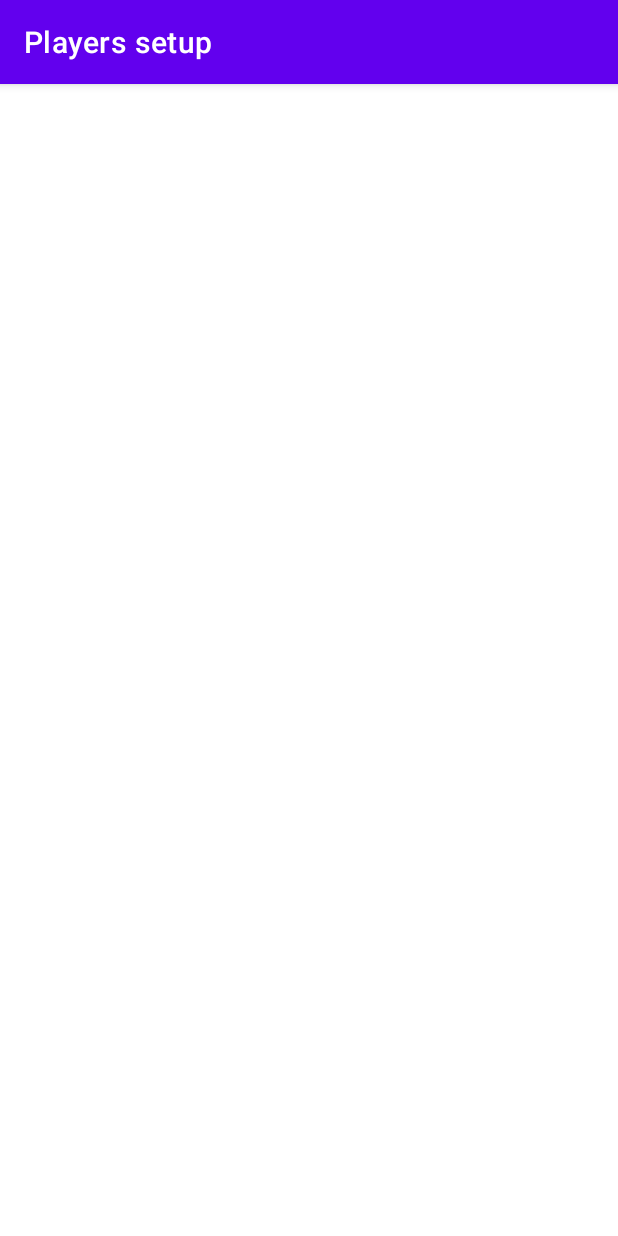
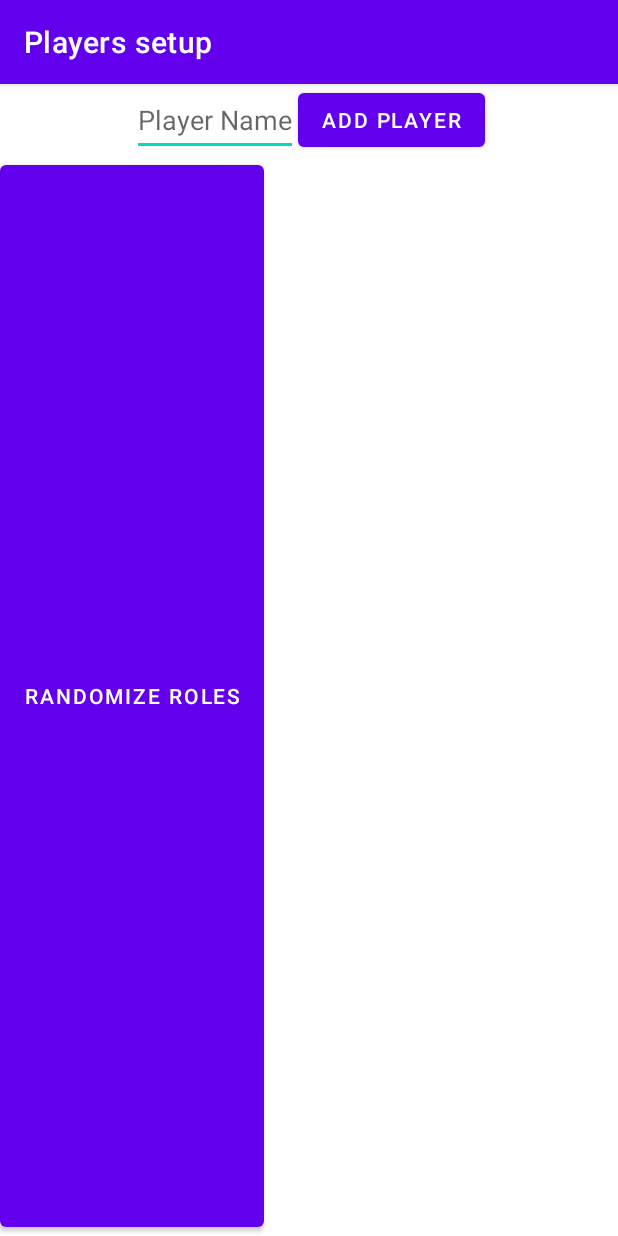
Before and after one commit to M4jor-Tom/WorldofDrinkraft, an Android app: the PlayersSetupActivity screen opened directly, with no data from a screen before it, on a phone screen of 412 x 824 dp. Run offline under Robolectric (Android 15) with nearby library versions, the phone set to English and light mode, and no system bars.

Commit message:
Added buttons to players setup activity

```diff
--- a/app/src/main/res/layout/activity_players_setup.xml
+++ b/app/src/main/res/layout/activity_players_setup.xml
@@ -2,7 +2,42 @@
 <LinearLayout xmlns:android="http://schemas.android.com/apk/res/android"
     android:layout_width="match_parent"
     android:layout_height="match_parent"
-    android:orientation="vertical"
-    android:gravity="center">
+    android:orientation="vertical">
 
+    <LinearLayout
+        android:layout_width="match_parent"
+        android:layout_height="wrap_content"
+        android:orientation="horizontal"
+        android:gravity="center">
+
+        <EditText
+            android:autofillHints=""
+            android:inputType="text"
+            android:layout_width="wrap_content"
+            android:layout_height="match_parent"
+            android:hint="@string/player_setup_name_hint">
+
+        </EditText>
+
+        <com.google.android.material.button.MaterialButton
+            android:layout_width="wrap_content"
+            android:layout_height="match_parent"
+            android:text="@string/player_setup_add_player">
+        </com.google.android.material.button.MaterialButton>
+    </LinearLayout>
+
+    <LinearLayout
+        android:layout_width="wrap_content"
+        android:layout_height="wrap_content"
+        android:orientation="vertical"
+        android:gravity="center">
+
+    </LinearLayout>
+
+    <com.google.android.material.button.MaterialButton
+        android:layout_width="wrap_content"
+        android:layout_height="match_parent"
+        android:text="@string/player_setup_randomize_roles">
+
+    </com.google.android.material.button.MaterialButton>
 </LinearLayout>
--- a/app/src/main/res/values/strings.xml
+++ b/app/src/main/res/values/strings.xml
@@ -2,4 +2,7 @@
     <string name="app_name">World of Drinkraft</string>
     <string name="player_setup_label">Players setup</string>
     <string name="main_button_players">Set Players</string>
+    <string name="player_setup_name_hint">Player Name</string>
+    <string name="player_setup_add_player">Add Player</string>
+    <string name="player_setup_randomize_roles">Randomize Roles</string>
 </resources>
```
